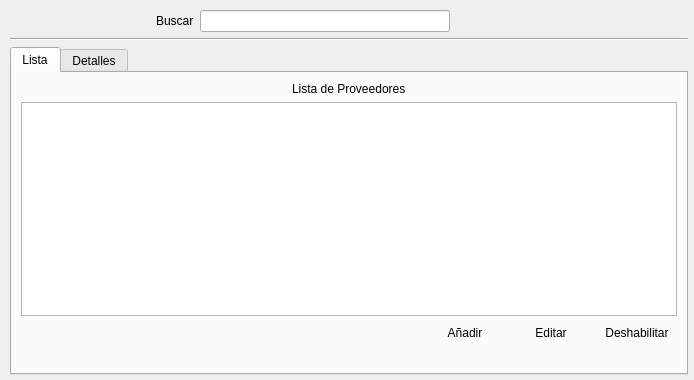
Before: the Qt Designer form ui_proveedores.ui in benArambide/ProyFinal-IS2, drawn with Qt 5.
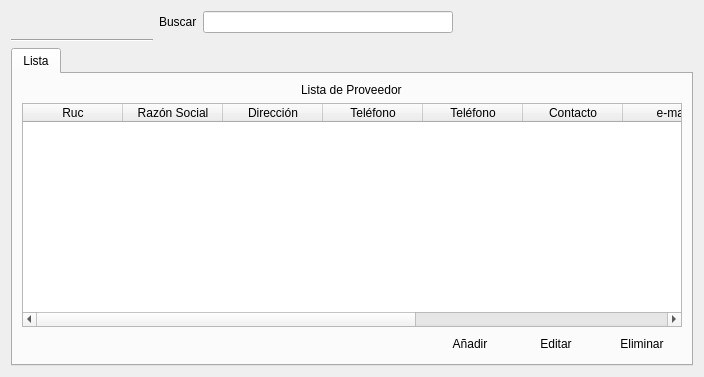
After: the same form once the commit is applied. Icons and pictures are not drawn.

Diff of the .ui file:
```diff
--- a/ui_proveedores.ui
+++ b/ui_proveedores.ui
@@ -6,48 +6,35 @@
    <rect>
     <x>0</x>
     <y>0</y>
-    <width>694</width>
-    <height>380</height>
+    <width>704</width>
+    <height>377</height>
    </rect>
   </property>
   <property name="windowTitle">
    <string>Form</string>
   </property>
-  <widget class="QWidget" name="layoutWidget">
-   <property name="geometry">
-    <rect>
-     <x>10</x>
-     <y>10</y>
-     <width>678</width>
-     <height>365</height>
-    </rect>
-   </property>
    <layout class="QGridLayout" name="gridLayout_6">
     <item row="0" column="0">
-     <layout class="QGridLayout" name="gridLayout_11">
-      <item row="0" column="0">
        <spacer name="horizontalSpacer_5">
         <property name="orientation">
          <enum>Qt::Horizontal</enum>
         </property>
         <property name="sizeHint" stdset="0">
          <size>
-          <width>40</width>
+       <width>156</width>
           <height>20</height>
          </size>
         </property>
        </spacer>
       </item>
       <item row="0" column="1">
-       <layout class="QGridLayout" name="gridLayout_10">
-        <item row="0" column="0">
          <widget class="QLabel" name="label_3">
           <property name="text">
            <string>Buscar</string>
           </property>
          </widget>
         </item>
-        <item row="0" column="1">
+   <item row="0" column="2">
          <widget class="QLineEdit" name="lineEdit">
           <property name="minimumSize">
            <size>
@@ -63,7 +50,7 @@
           </property>
          </widget>
         </item>
-        <item row="0" column="2">
+   <item row="0" column="3">
          <widget class="QPushButton" name="pushButton_5">
           <property name="text">
            <string/>
@@ -77,7 +64,7 @@
           </property>
          </widget>
         </item>
-        <item row="0" column="3">
+   <item row="0" column="4">
          <widget class="QPushButton" name="pushButton_6">
           <property name="text">
            <string/>
@@ -91,22 +78,18 @@
           </property>
          </widget>
         </item>
-       </layout>
-      </item>
-      <item row="0" column="2">
+   <item row="0" column="5">
        <spacer name="horizontalSpacer_6">
         <property name="orientation">
          <enum>Qt::Horizontal</enum>
         </property>
         <property name="sizeHint" stdset="0">
          <size>
-          <width>40</width>
+       <width>156</width>
           <height>20</height>
          </size>
         </property>
        </spacer>
-      </item>
-     </layout>
     </item>
     <item row="1" column="0">
      <widget class="Line" name="line">
@@ -115,7 +98,7 @@
       </property>
      </widget>
     </item>
-    <item row="2" column="0">
+   <item row="2" column="0" colspan="6">
      <widget class="QTabWidget" name="tabWidget">
       <property name="currentIndex">
        <number>0</number>
@@ -140,15 +123,15 @@
                  </sizepolicy>
                 </property>
                 <property name="text">
-                 <string>Lista de Proveedores</string>
+                <string>Lista de Proveedor</string>
                 </property>
                </widget>
               </item>
              </layout>
             </item>
-            <item row="2" column="0">
+           <item row="1" column="0">
              <layout class="QGridLayout" name="gridLayout">
-              <item row="0" column="0">
+             <item row="1" column="0">
                <spacer name="horizontalSpacer_2">
                 <property name="orientation">
                  <enum>Qt::Horizontal</enum>
@@ -161,8 +144,8 @@
                 </property>
                </spacer>
               </item>
-              <item row="0" column="1">
-               <widget class="QPushButton" name="pushButton">
+             <item row="1" column="1">
+              <widget class="QPushButton" name="pushButton_add_proveedor">
                 <property name="sizePolicy">
                  <sizepolicy hsizetype="Fixed" vsizetype="Fixed">
                   <horstretch>0</horstretch>
@@ -181,8 +164,8 @@
                 </property>
                </widget>
               </item>
-              <item row="0" column="2">
-               <widget class="QPushButton" name="pushButton_2">
+             <item row="1" column="2">
+              <widget class="QPushButton" name="pushButton_edit_proveedor">
                 <property name="sizePolicy">
                  <sizepolicy hsizetype="Fixed" vsizetype="Fixed">
                   <horstretch>0</horstretch>
@@ -201,8 +184,8 @@
                 </property>
                </widget>
               </item>
-              <item row="0" column="3">
-               <widget class="QPushButton" name="pushButton_3">
+             <item row="1" column="3">
+              <widget class="QPushButton" name="pushButton_sup_proveedor">
                 <property name="sizePolicy">
                  <sizepolicy hsizetype="Fixed" vsizetype="Fixed">
                   <horstretch>0</horstretch>
@@ -210,7 +193,7 @@
                  </sizepolicy>
                 </property>
                 <property name="text">
-                 <string>Deshabilitar</string>
+                <string>Eliminar</string>
                 </property>
                 <property name="icon">
                  <iconset resource="Icons/Icons.qrc">
@@ -221,39 +204,71 @@
                 </property>
                </widget>
               </item>
-             </layout>
-            </item>
-            <item row="1" column="0">
-             <widget class="QTableView" name="tableView"/>
-            </item>
-           </layout>
-          </item>
-          <item row="1" column="0">
-           <spacer name="horizontalSpacer_4">
-            <property name="orientation">
-             <enum>Qt::Horizontal</enum>
-            </property>
-            <property name="sizeHint" stdset="0">
-             <size>
-              <width>650</width>
-              <height>20</height>
-             </size>
-            </property>
-           </spacer>
-          </item>
+             <item row="0" column="0" colspan="4">
+              <widget class="QTableWidget" name="tableWidget">
+               <column>
+                <property name="text">
+                 <string>Ruc</string>
+                </property>
+               </column>
+               <column>
+                <property name="text">
+                 <string>Razón Social</string>
+                </property>
+               </column>
+               <column>
+                <property name="text">
+                 <string>Dirección</string>
+                </property>
+               </column>
+               <column>
+                <property name="text">
+                 <string>Teléfono</string>
+                </property>
+               </column>
+               <column>
+                <property name="text">
+                 <string>Teléfono</string>
+                </property>
+               </column>
+               <column>
+                <property name="text">
+                 <string>Contacto</string>
+                </property>
+               </column>
+               <column>
+                <property name="text">
+                 <string>e-mail</string>
+                </property>
+               </column>
+               <column>
+                <property name="text">
+                 <string>Banco</string>
+                </property>
+               </column>
+               <column>
+                <property name="text">
+                 <string>Cuenta</string>
+                </property>
+               </column>
+               <column>
+                <property name="text">
+                 <string>Comentario</string>
+                </property>
+               </column>
+              </widget>
+             </item>
+            </layout>
+           </item>
+          </layout>
+         </item>
          </layout>
         </item>
        </layout>
       </widget>
-      <widget class="QWidget" name="details">
-       <attribute name="title">
-        <string>Detalles</string>
-       </attribute>
-      </widget>
-     </widget>
-    </item>
-   </layout>
-  </widget>
+    </widget>
+   </item>
+  </layout>
  </widget>
  <resources>
   <include location="Icons/Icons.qrc"/>
```
Left out of the diff: 11 changed lines with no effect on the pictures. Lines whose indentation alone changed are shown as unchanged.
